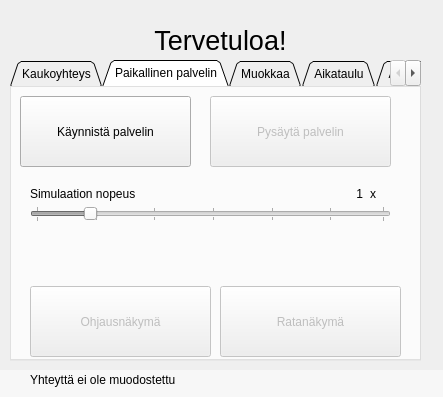
Before: the Qt Designer form ratapihaikkuna.ui in artoh/ratapiha-kauko, drawn with Qt 5.
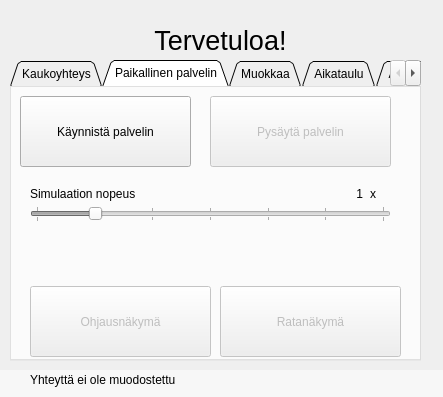
After: the same form once the commit is applied. The open tabs and pages were chosen to show the change. Icons and pictures are not drawn.

```diff
--- a/ratapihaikkuna.ui
+++ b/ratapihaikkuna.ui
@@ -222,7 +222,7 @@
        <string notr="true">background: none</string>
       </property>
       <property name="minimum">
-       <number>1</number>
+       <number>0</number>
       </property>
       <property name="maximum">
        <number>60</number>
```
Left out of the diff: 2 changed lines with no effect on the pictures.
